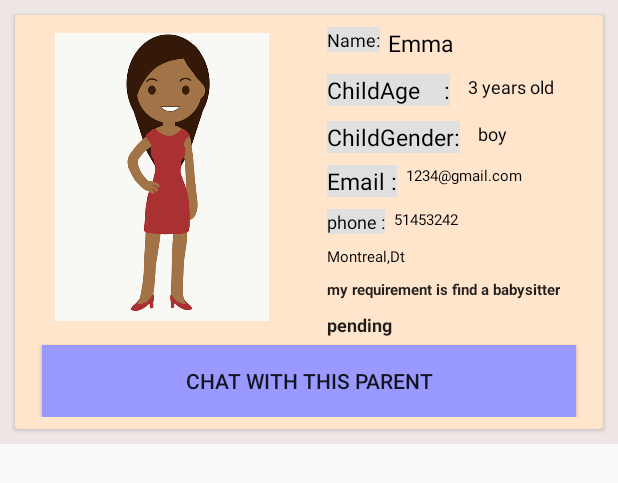
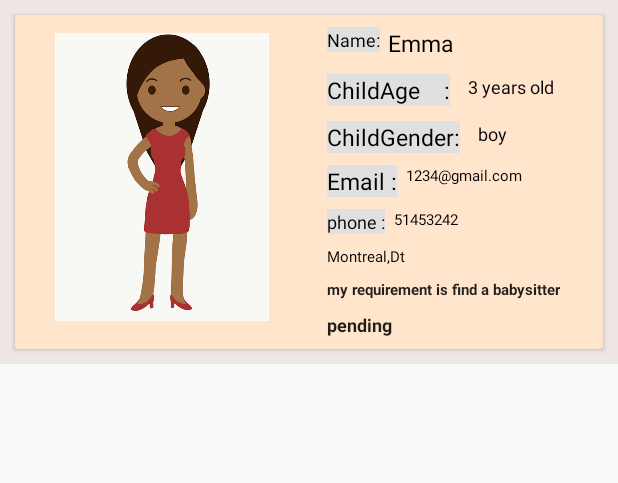
Before and after one commit to ziwenemma/FinalProject, an Android app: the layout card_babysitter_app.xml on its own in the app's theme, with its tools: preview values and no code run, on a phone screen of 412 x 824 dp. Shown: the top 483 px of the screen. Run offline under Robolectric (Android 15) with nearby library versions, the phone set to English and light mode, and no system bars; Roboto replaces fonts that are not available here.

Commit message:
some change fpr chat

```diff
--- a/app/src/main/java/com/example/finalproject/BabysitterAdapter.java
+++ b/app/src/main/java/com/example/finalproject/BabysitterAdapter.java
@@ -4,6 +4,7 @@ import android.content.Context;
 import android.view.LayoutInflater;
 import android.view.View;
 import android.view.ViewGroup;
+import android.widget.Button;
 import android.widget.TextView;
 
 import androidx.annotation.NonNull;
@@ -77,7 +78,6 @@ public class BabysitterAdapter extends RecyclerView.Adapter<BabysitterAdapter.Ad
             tadd = (TextView) itemView.findViewById(R.id.add_baby);
             treq = (TextView) itemView.findViewById(R.id.textRequirement);
 
-
         }
 
         @Override
--- a/app/src/main/res/layout/card_babysitter_app.xml
+++ b/app/src/main/res/layout/card_babysitter_app.xml
@@ -207,23 +207,7 @@
                 android:textStyle="bold"
                 android:textSize="12sp"/>
 
-            <Button
-                android:layout_width="match_parent"
-                android:layout_height="wrap_content"
-                android:layout_below="@+id/productimage_baby"
-                android:layout_marginTop="12dp"
-                android:text="Chat with this parent"
-                android:layout_marginLeft="10dp"
-                android:layout_marginRight="10dp"
-                android:background="#9999ff"
-                android:id="@+id/chatbtn"
-                />
-
         </RelativeLayout>
-
-
-
-
     </androidx.cardview.widget.CardView>
 
 </LinearLayout>
--- a/app/src/main/res/layout/chat_item_left.xml
+++ b/app/src/main/res/layout/chat_item_left.xml
@@ -19,5 +19,6 @@
         android:textSize="12sp"
         android:text="Hello"
         android:padding="10dp"
+        android:id="@+id/show_meg"
         />
 </RelativeLayout>
```
Also changed, not shown: app/src/main/java/com/example/finalproject/AppointmentBabySitter.java (+21 -14 lines), app/src/main/java/com/example/finalproject/AppointmentInfo.java (+18 -2 lines), app/src/main/java/com/example/finalproject/BlogViewHolder.java (deleted, +0 -8 lines), app/src/main/java/com/example/finalproject/ChatMessage.java (added, +39 -0 lines), app/src/main/java/com/example/finalproject/MessageAdapter.java (line endings or trailing spaces).
